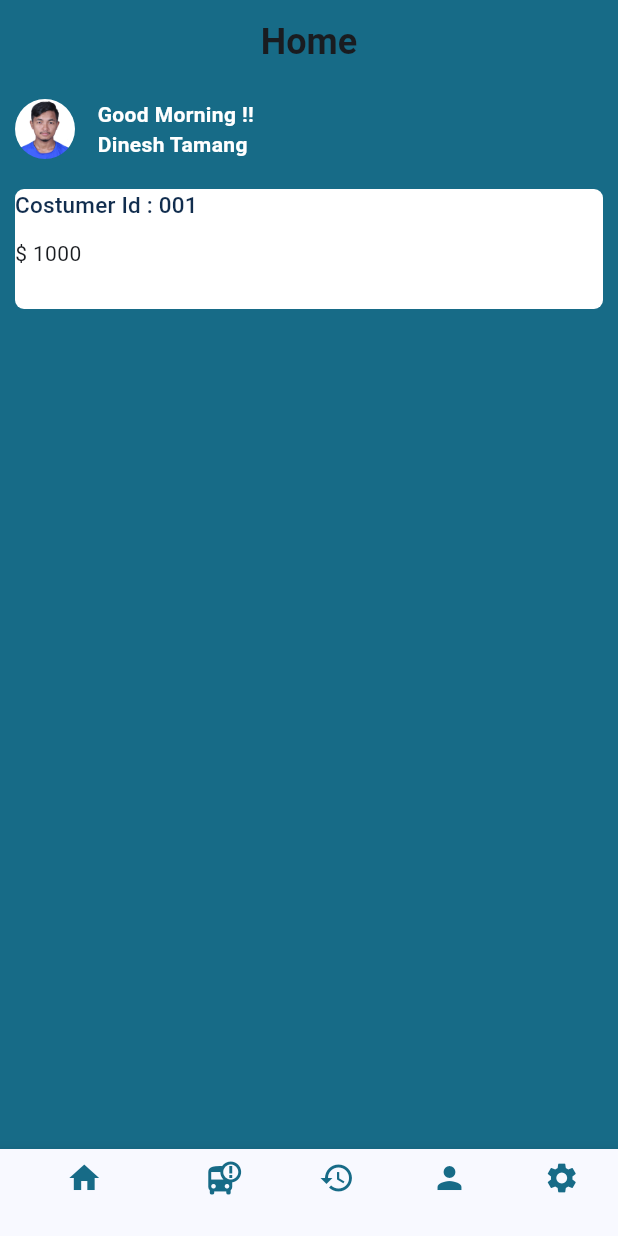
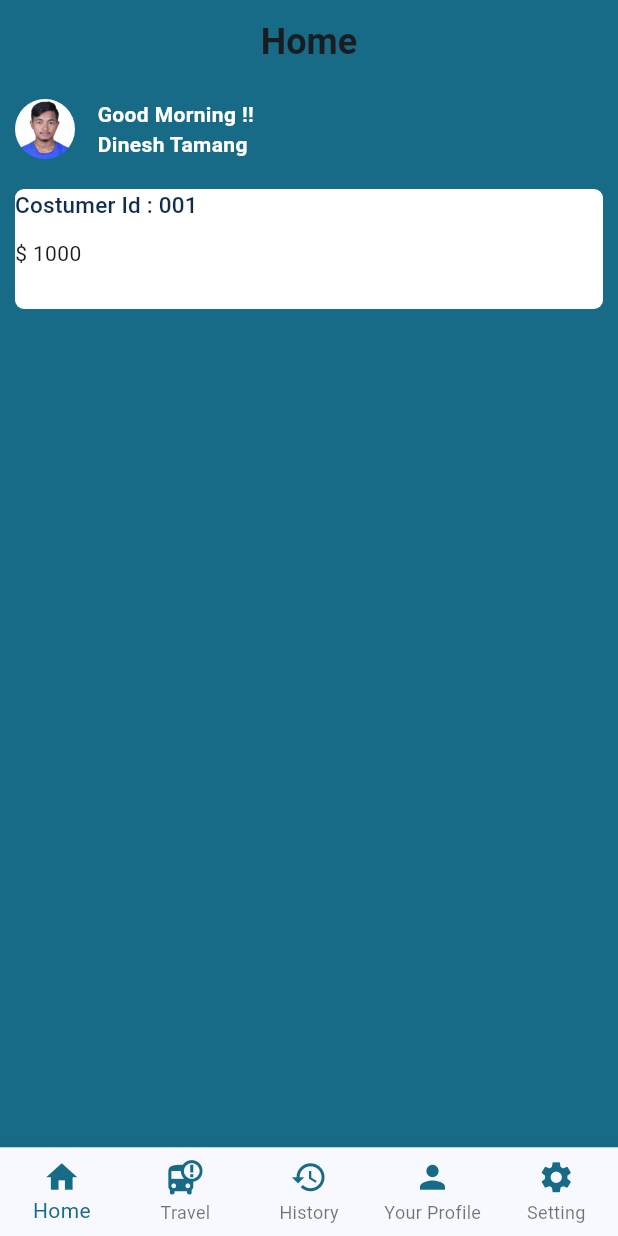
Before and after one commit to dinesh13088/TransportationManagement, a Flutter app: the screen it shows after launch, on a phone screen of 412 x 824 dp. Run offline on Flutter 3.47's test engine with Material 3 defaults, Android fonts, the phone set to English and light mode, and no system bars.

Commit message:
second commit

```diff
--- /dev/null
+++ b/lib/Pages/home.dart
@@ -0,0 +1,63 @@
+import 'package:flutter/material.dart';
+
+class Home extends StatelessWidget {
+  const Home({super.key});
+
+  @override
+  Widget build(BuildContext context) {
+    return Scaffold(
+      backgroundColor: Theme.of(context).colorScheme.primary,
+      body:  Padding(
+          padding: const EdgeInsets.all(10),
+          child: Column(
+            crossAxisAlignment: CrossAxisAlignment.start,
+            children: [
+              Row(
+                children: [
+                  CircleAvatar(
+                    backgroundColor: Theme.of(context).colorScheme.primary,
+                    radius: 20,
+                    foregroundImage:
+                        const AssetImage('Assest/Images/dinesh.jpg'),
+                  ),
+                  const SizedBox(
+                    width: 15,
+                  ),
+                  const Text(
+                    'Good Morning !!\nDinesh Tamang',
+                    style: TextStyle(
+                        color: Colors.white, fontWeight: FontWeight.bold),
+                  ),
+                ],
+              ),
+              const SizedBox(
+                height: 20,
+              ),
+              Container(
+                width: double.infinity,
+                height: 80,
+                decoration: BoxDecoration(
+                    color: Colors.white,
+                    borderRadius: BorderRadius.circular(6)),
+                child: Column(
+                  crossAxisAlignment: CrossAxisAlignment.start,
+                  children: [
+                    Text(
+                      'Costumer Id : 001',
+                      style: Theme.of(context).textTheme.titleMedium,
+                    ),
+                    const SizedBox(
+                      height: 10,
+                    ),
+                    const Text('\$ 1000'),
+                  ],
+                ),
+              )
+            ],
+          ),
+        ),
+
+
+    );
+  }
+}
--- a/lib/Pages/homepage.dart
+++ b/lib/Pages/homepage.dart
@@ -1,12 +1,25 @@
 import 'package:flutter/material.dart';
+import 'package:trackingapp/Pages/home.dart';
+import 'package:trackingapp/Pages/profile.dart';
+import 'package:trackingapp/Pages/setting.dart';
+import 'package:trackingapp/Pages/travel.dart';
+import 'package:trackingapp/Pages/travel_history.dart';
 
-class HomePage extends StatelessWidget {
+class HomePage extends StatefulWidget {
   const HomePage({super.key});
 
   @override
+  State<HomePage> createState() => _HomePageState();
+
+}
+
+class _HomePageState extends State<HomePage> {
+   int currentPage =0;
+   List<Widget>pages =const [Home(),Travel(),TravelHistory(),Profile(),Setting()];
+  @override
   Widget build(BuildContext context) {
+
     return Scaffold(
-        backgroundColor: Theme.of(context).colorScheme.primary,
         appBar: AppBar(
           title: Text(
             'Home',
@@ -15,66 +28,24 @@ class HomePage extends StatelessWidget {
           centerTitle: true,
           backgroundColor: Theme.of(context).appBarTheme.backgroundColor,
         ),
-        body: Padding(
-          padding: const EdgeInsets.all(10),
-          child: Column(
-            crossAxisAlignment: CrossAxisAlignment.start,
-            children: [
-              Row(
-                children: [
-                  CircleAvatar(
-                    backgroundColor: Theme.of(context).colorScheme.primary,
-                    radius: 20,
-                    foregroundImage:
-                        const AssetImage('Assest/Images/dinesh.jpg'),
-                  ),
-                  const SizedBox(
-                    width: 15,
-                  ),
-                  const Text(
-                    'Good Morning !!\nDinesh Tamang',
-                    style: TextStyle(
-                        color: Colors.white, fontWeight: FontWeight.bold),
-                  ),
-                ],
-              ),
-              const SizedBox(
-                height: 20,
-              ),
-              Container(
-                width: double.infinity,
-                height: 80,
-                decoration: BoxDecoration(
-                    color: Colors.white,
-                    borderRadius: BorderRadius.circular(6)),
-                child: Column(
-                  crossAxisAlignment: CrossAxisAlignment.start,
-                  children: [
-                    Text(
-                      'Costumer Id : 001',
-                      style: Theme.of(context).textTheme.titleMedium,
-                    ),
-                    const SizedBox(
-                      height: 10,
-                    ),
-                    const Text('\$ 1000'),
-                  ],
-                ),
-              )
-            ],
-          ),
-        ),
+        body:pages[currentPage],
         bottomNavigationBar: BottomNavigationBar(
+          type: BottomNavigationBarType.fixed,
+          showUnselectedLabels: true,
+          currentIndex: currentPage,
+          onTap: (value)
+          {
+            setState(() {
+              currentPage =value;
+            });
 
-          showUnselectedLabels: true,
-
-          currentIndex: 0,
+          },
           items:  [
-          BottomNavigationBarItem(icon: Icon(Icons.home,color: Theme.of(context).colorScheme.primary ,), label: 'Home',),
-          BottomNavigationBarItem(icon: Icon(Icons.bus_alert,color: Theme.of(context).colorScheme.primary,), label: 'Travel'),
-          BottomNavigationBarItem(icon: Icon(Icons.history,color: Theme.of(context).colorScheme.primary,), label: 'History'),
-          BottomNavigationBarItem(icon: Icon(Icons.person,color: Theme.of(context).colorScheme.primary,), label: 'Your Profile'),
-          BottomNavigationBarItem(icon: Icon(Icons.settings,color:Theme.of(context).colorScheme.primary ,), label: 'Setting')
+          BottomNavigationBarItem(icon: Icon(Icons.home,color: Theme.of(context).colorScheme.primary ,size: 25, ), label: 'Home',),
+          BottomNavigationBarItem(icon: Icon(Icons.bus_alert,color: Theme.of(context).colorScheme.primary,size: 25,), label: 'Travel'),
+          BottomNavigationBarItem(icon: Icon(Icons.history,color: Theme.of(context).colorScheme.primary,size: 25,), label: 'History'),
+          BottomNavigationBarItem(icon: Icon(Icons.person,color: Theme.of(context).colorScheme.primary,size: 25,), label: 'Your Profile'),
+          BottomNavigationBarItem(icon: Icon(Icons.settings,color:Theme.of(context).colorScheme.primary ,size: 25,), label: 'Setting')
 
         ]));
   }
--- /dev/null
+++ b/lib/Pages/profile.dart
@@ -0,0 +1,10 @@
+import 'package:flutter/material.dart';
+
+class Profile extends StatelessWidget {
+  const Profile({super.key});
+
+  @override
+  Widget build(BuildContext context) {
+    return const Placeholder();
+  }
+}
```
Also changed, not shown: lib/Pages/setting.dart (added, +10 -0 lines), lib/Pages/travel.dart (added, +10 -0 lines), lib/Pages/travel_history.dart (added, +10 -0 lines).
